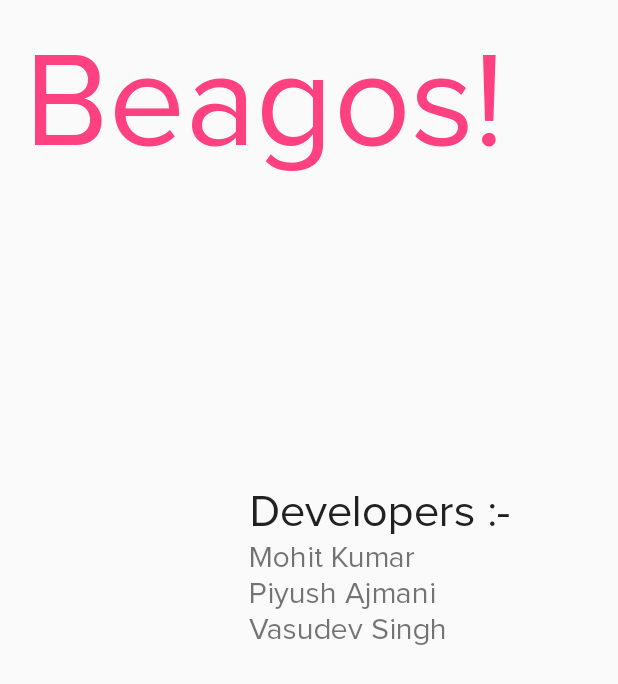
After one commit to piyush0/Beagos, an Android app: the layout activity_splash.xml on its own in the app's theme, with its tools: preview values and no code run, on a phone screen of 412 x 824 dp. The commit adds this screen. Shown: the top 684 px of the screen. Run offline under Robolectric (Android 15) with nearby library versions, the phone set to English and light mode, and no system bars.

Commit message:
Added splash act
Signed-off-by: Piyush Ajmani <piyushajmani5@gmail.com>

```diff
--- a/Android/BeagosAnd/app/src/main/AndroidManifest.xml
+++ b/Android/BeagosAnd/app/src/main/AndroidManifest.xml
@@ -2,14 +2,13 @@
 <manifest xmlns:android="http://schemas.android.com/apk/res/android"
     package="com.example.beagosand">
 
-    <uses-permission android:name="android.permission.INTERNET"/>
-    <uses-permission android:name="android.permission.ACCESS_WIFI_STATE"/>
-    <uses-permission android:name="android.permission.ACCESS_NETWORK_STATE"/>
-    <uses-permission android:name="android.permission.BLUETOOTH"/>
-    <uses-permission android:name="android.permission.BLUETOOTH_ADMIN"/>
-    <uses-permission android:name="android.permission.BLUETOOTH_PRIVILEGED"/>
-    <uses-permission android:name="android.permission.ACCESS_FINE_LOCATION"/>
-
+    <uses-permission android:name="android.permission.INTERNET" />
+    <uses-permission android:name="android.permission.ACCESS_WIFI_STATE" />
+    <uses-permission android:name="android.permission.ACCESS_NETWORK_STATE" />
+    <uses-permission android:name="android.permission.BLUETOOTH" />
+    <uses-permission android:name="android.permission.BLUETOOTH_ADMIN" />
+    <uses-permission android:name="android.permission.BLUETOOTH_PRIVILEGED" />
+    <uses-permission android:name="android.permission.ACCESS_FINE_LOCATION" />
 
     <application
         android:name=".BeagosApp"
@@ -18,12 +17,13 @@
         android:label="@string/app_name"
         android:supportsRtl="true"
         android:theme="@style/AppTheme">
-        <activity android:name=".activities.NearbyShopsActivity">
+        <activity android:name=".activities.NearbyShopsActivity"></activity>
+        <activity android:name=".activities.ShopDetailsActivity" />
+        <activity android:name=".activities.RatingLogoActivity" />
+        <activity android:name=".activities.LoadingActivity">
 
         </activity>
-        <activity android:name=".activities.ShopDetailsActivity" />
-        <activity android:name=".activities.RatingLogoActivity"></activity>
-        <activity android:name=".activities.LoadingActivity">
+        <activity android:name=".activities.SplashActivity">
             <intent-filter>
                 <action android:name="android.intent.action.MAIN" />
 
--- a/Android/BeagosAnd/app/src/main/java/com/example/beagosand/activities/LoadingActivity.java
+++ b/Android/BeagosAnd/app/src/main/java/com/example/beagosand/activities/LoadingActivity.java
@@ -6,6 +6,7 @@ import android.view.View;
 import android.widget.Button;
 
 import com.example.beagosand.R;
+import com.example.beagosand.utils.FontsOverride;
 
 import me.itangqi.waveloadingview.WaveLoadingView;
 
@@ -18,6 +19,8 @@ public class LoadingActivity extends AppCompatActivity {
     protected void onCreate(Bundle savedInstanceState) {
         super.onCreate(savedInstanceState);
         setContentView(R.layout.activity_loading);
+
+        FontsOverride.applyFontForToolbarTitle(this, FontsOverride.FONT_PROXIMA_NOVA,getWindow());
         btn = (Button) findViewById(R.id.loading_temp);
         loadingView = (WaveLoadingView) findViewById(R.id.activity_loading_waveLoading);
         btn.setOnClickListener(new View.OnClickListener() {
--- /dev/null
+++ b/Android/BeagosAnd/app/src/main/java/com/example/beagosand/activities/SplashActivity.java
@@ -0,0 +1,28 @@
+package com.example.beagosand.activities;
+
+import android.content.Intent;
+import android.os.Handler;
+import android.support.v7.app.AppCompatActivity;
+import android.os.Bundle;
+
+import com.example.beagosand.R;
+import com.example.beagosand.utils.FontsOverride;
+
+public class SplashActivity extends AppCompatActivity {
+
+    @Override
+    protected void onCreate(Bundle savedInstanceState) {
+        super.onCreate(savedInstanceState);
+        setContentView(R.layout.activity_splash);
+        FontsOverride.applyFontForToolbarTitle(this, FontsOverride.FONT_PROXIMA_NOVA,getWindow());
+
+        Handler handler = new Handler();
+        handler.postDelayed(new Runnable() {
+            @Override
+            public void run() {
+                Intent i = new Intent(SplashActivity.this, NearbyShopsActivity.class);
+                startActivity(i);
+            }
+        }, 1000);
+    }
+}
--- /dev/null
+++ b/Android/BeagosAnd/app/src/main/res/layout/activity_splash.xml
@@ -0,0 +1,54 @@
+<?xml version="1.0" encoding="utf-8"?>
+<LinearLayout xmlns:android="http://schemas.android.com/apk/res/android"
+    xmlns:tools="http://schemas.android.com/tools"
+    android:id="@+id/activity_splash"
+    android:layout_width="match_parent"
+    android:layout_height="match_parent"
+    android:paddingBottom="@dimen/activity_vertical_margin"
+    android:paddingLeft="@dimen/activity_horizontal_margin"
+    android:paddingRight="@dimen/activity_horizontal_margin"
+    android:paddingTop="@dimen/activity_vertical_margin"
+
+    android:orientation="vertical"
+
+    tools:context="com.example.beagosand.activities.SplashActivity">
+
+    <TextView
+        android:textColor="@color/colorAccent"
+        android:textAppearance="@style/Base.TextAppearance.AppCompat.Large"
+        android:textSize="90sp"
+        android:text="Beagos!"
+        android:layout_width="wrap_content"
+        android:layout_height="wrap_content" />
+
+    <TextView
+        android:layout_marginLeft="150dp"
+        android:textSize="30sp"
+        android:textAppearance="@style/Base.TextAppearance.AppCompat.Large"
+        android:layout_marginTop="200dp"
+        android:text="Developers :-"
+        android:layout_width="wrap_content"
+        android:layout_height="wrap_content" />
+
+    <TextView
+        android:layout_marginLeft="150dp"
+        android:textSize="20sp"
+        android:text="Mohit Kumar"
+        android:layout_width="wrap_content"
+        android:layout_height="wrap_content" />
+
+    <TextView
+        android:layout_marginLeft="150dp"
+        android:textSize="20sp"
+        android:text="Piyush Ajmani"
+        android:layout_width="wrap_content"
+        android:layout_height="wrap_content" />
+
+    <TextView
+        android:layout_marginLeft="150dp"
+        android:textSize="20sp"
+        android:text="Vasudev Singh"
+        android:layout_width="wrap_content"
+        android:layout_height="wrap_content" />
+
+</LinearLayout>
```
